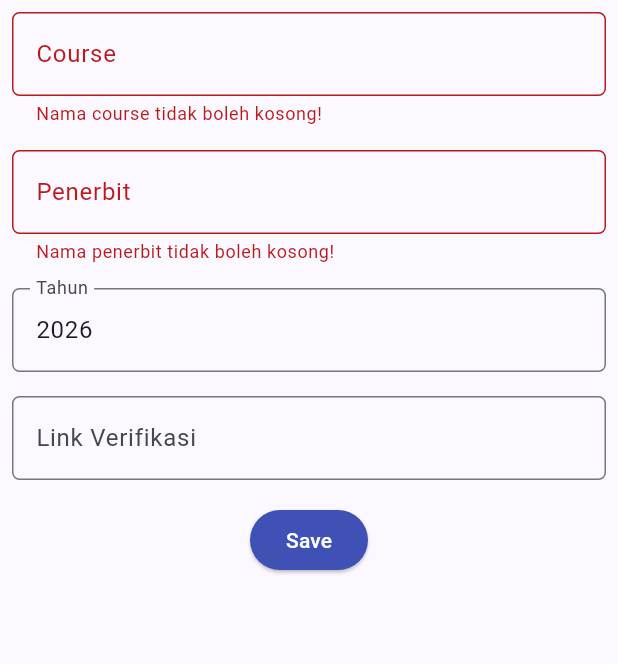
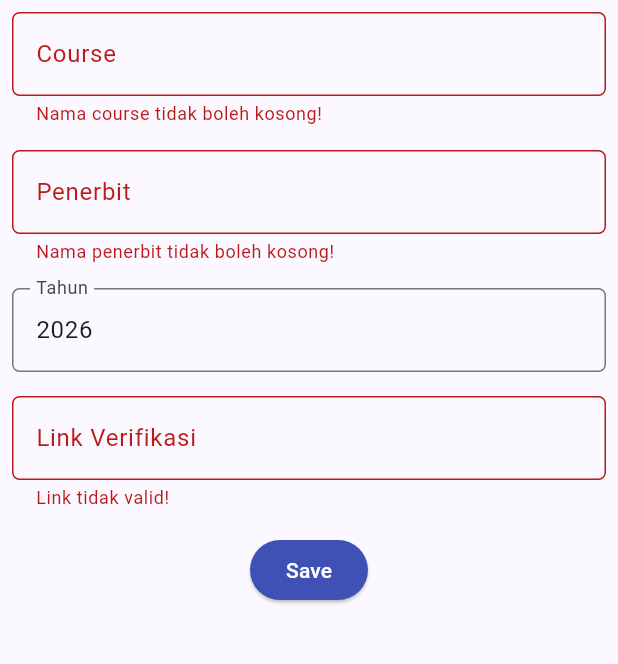
Before and after one commit to vis-fishy/myportofolio-mobile, a Flutter app: the CertFormPage screen opened directly, after a tap on "Save", on a phone screen of 412 x 824 dp, the part 84-748 px from its top. Run offline on Flutter 3.47's test engine with Material 3 defaults, Android fonts, the phone set to English and light mode, and no system bars; our stand-ins replace material_ui.

Commit message:
patch: add custom validator for verification link

```diff
--- a/lib/screens/cert_form.dart
+++ b/lib/screens/cert_form.dart
@@ -143,6 +143,15 @@ class _CertFormPageState extends State<CertFormPage> {
                       _verifLink = value!;
                     });
                   },
+                  validator: (String? value) {
+                    if(value != null){
+                      final uri = Uri.tryParse(value);
+                      if (uri == null || !uri.hasScheme || uri.host.isEmpty || (uri.scheme != 'http' && uri.scheme != 'https') ){
+                        return "Link tidak valid!";
+                      }
+                    }
+                    return null;
+                  },
                 ),
               ),
 
```
